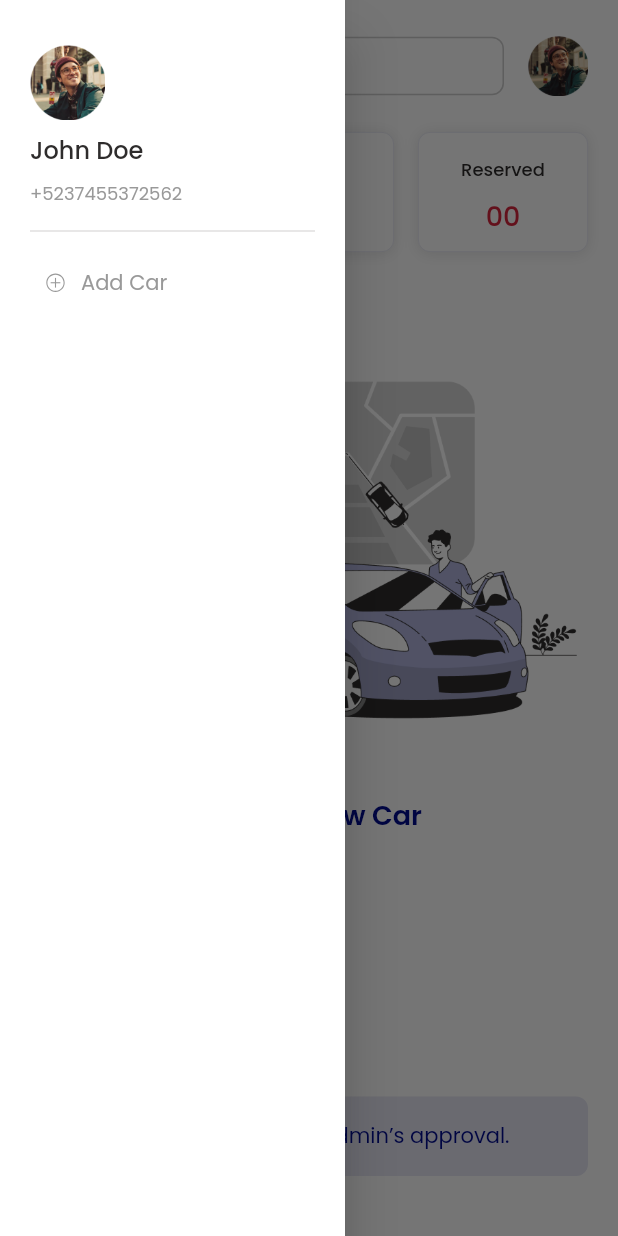
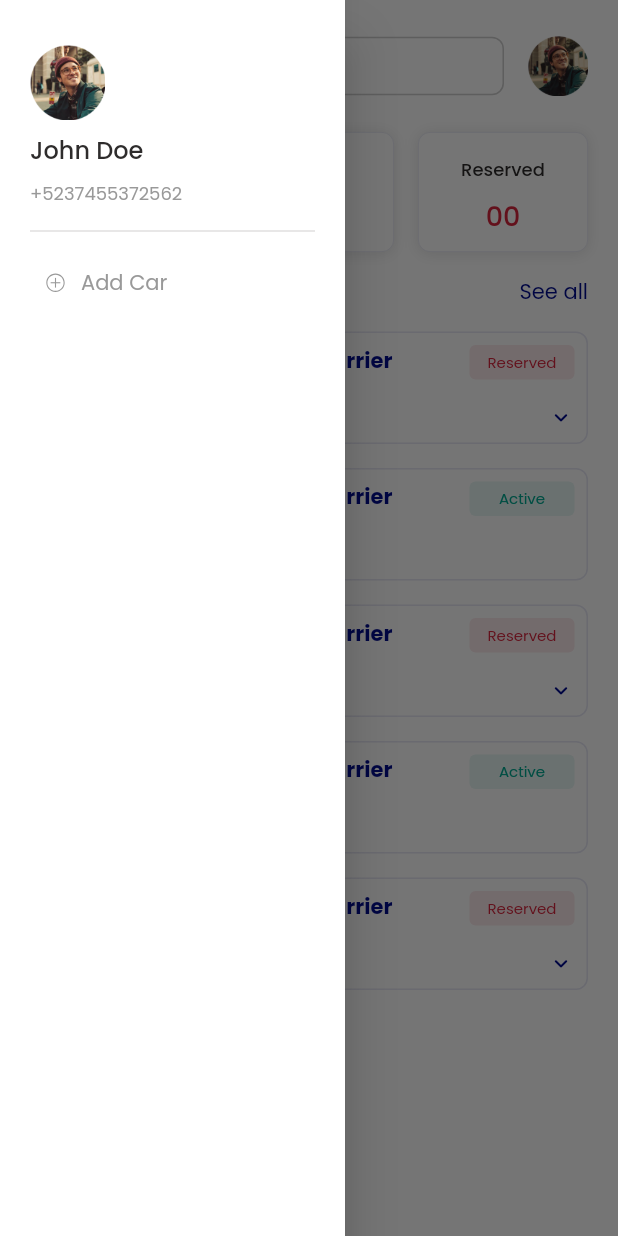
Before and after one commit to bdCalling-Sdt-hub/Renti-Host, a Flutter app: the HomeScreen screen opened by its route, with the side drawer open, on a phone screen of 412 x 824 dp. Run offline on Flutter 3.47's test engine with Material 2 defaults, Android fonts, the phone set to English and light mode, and no system bars; our stand-ins replace dotted_border, flutter_svg, get, google_fonts, intl_phone_field, pin_code_fields and 1 more.

Commit message:
fix Home Car List

```diff
--- a/lib/utils/app_images.dart
+++ b/lib/utils/app_images.dart
@@ -7,5 +7,6 @@ class AppImages {
   static const String flagImage = "$basePath/flag_image.svg";
   static const String adminApprovalImage = "$basePath/admin_approval_image.png";
   static const String profileImage = "$basePath/profile_image.png";
+  static const String blueCar = "$basePath/blue_car.png";
 
 }
--- a/lib/utils/app_static_strings.dart
+++ b/lib/utils/app_static_strings.dart
@@ -114,4 +114,16 @@ class AppStaticStrings {
   static const String support = "Support";
   static const String aboutUs = "About Us";
   static const String logOut = "Log Out";
+
+  //Home Screen All Car List Strings
+  static const String carsList = "Cars List";
+  static const String perDay = "/day";
+  static const String start = "Start: ";
+  static const String end = "End: ";
+  static const String seeAll = "See all";
+
+  //logOut pop up Strings
+  static const String alertMessage = "You sure want to log out";
+  static const String yes = "Yes";
+  static const String no = "No";
 }
--- a/lib/view/screens/ home/home_screen.dart
+++ b/lib/view/screens/ home/home_screen.dart
@@ -3,12 +3,12 @@ import 'package:flutter/material.dart';
 import 'package:get/get.dart';
 import 'package:renti_host/core/route/app_route.dart';
 import 'package:renti_host/utils/app_colors.dart';
-import 'package:renti_host/utils/app_icons.dart';
 import 'package:renti_host/utils/app_images.dart';
 import 'package:renti_host/utils/app_static_strings.dart';
-import 'package:renti_host/view/screens/%20home/inner_widgets/custom_drawer.dart';
+import 'package:renti_host/view/screens/%20home/inner_widgets/home_car_list.dart';
 import 'package:renti_host/view/screens/%20home/inner_widgets/home_top_section.dart';
 import 'package:renti_host/view/widgets/appbar/custom_appbar.dart';
+import 'package:renti_host/view/widgets/drawer/custom_drawer.dart';
 import 'package:renti_host/view/widgets/image/custom_image.dart';
 import 'package:renti_host/view/widgets/text/custom_text.dart';
 
@@ -42,7 +42,8 @@ class _PendingApprovalScreenState extends State<HomeScreen> {
         backgroundColor: AppColors.whiteLight,
         key: scaffoldKey,
         floatingActionButtonLocation: FloatingActionButtonLocation.centerFloat,
-        floatingActionButton: Container(
+        //This is a message for Admin Approval....
+        /*floatingActionButton: Container(
           margin: const EdgeInsets.symmetric(horizontal: 20, vertical: 24),
           padding: const EdgeInsets.symmetric(vertical: 16, horizontal: 16),
           width: MediaQuery.of(context).size.width,
@@ -64,7 +65,7 @@ class _PendingApprovalScreenState extends State<HomeScreen> {
               ],
             ),
           ),
-        ),
+        )*/
         drawer: const CustomDrawer(),
         appBar: CustomAppBar(
           appBarContent: Row(
@@ -112,15 +113,15 @@ class _PendingApprovalScreenState extends State<HomeScreen> {
         ),
         body: LayoutBuilder(
           builder: (BuildContext context, BoxConstraints constraints) {
-            return SingleChildScrollView(
-              physics: const BouncingScrollPhysics(),
-              padding: const EdgeInsets.symmetric(horizontal: 20, vertical: 24),
+            return const SingleChildScrollView(
+              physics: BouncingScrollPhysics(),
+              padding: EdgeInsets.symmetric(horizontal: 20, vertical: 24),
               child: Column(
                 crossAxisAlignment: CrossAxisAlignment.center,
                 mainAxisAlignment: MainAxisAlignment.center,
                 children: [
-                  const HomeTopSection(),
-                  const SizedBox(height: 80),
+                  HomeTopSection(),
+                 /* const SizedBox(height: 80),
                   const CustomImage(
                       imageSrc: AppImages.adminApprovalImage,
                       imageType: ImageType.png),
@@ -147,7 +148,9 @@ class _PendingApprovalScreenState extends State<HomeScreen> {
                         ),
                       ],
                     ),
-                  ),
+                  ),*/
+
+                  HomeCarList()
                 ],
               ),
             );
--- a/lib/view/screens/ home/inner_widgets/home_car_list.dart
+++ b/lib/view/screens/ home/inner_widgets/home_car_list.dart
@@ -1,7 +1,11 @@
 import 'package:flutter/material.dart';
+import 'package:renti_host/utils/app_colors.dart';
+import 'package:renti_host/utils/app_images.dart';
+import 'package:renti_host/utils/app_static_strings.dart';
 import 'package:renti_host/view/screens/income_page/renti_free/inner_widget/start_end_date.dart';
+import 'package:renti_host/view/widgets/text/custom_text.dart';
+
 class HomeCarList extends StatefulWidget {
-
   const HomeCarList({super.key});
 
   @override
@@ -9,49 +13,39 @@ class HomeCarList extends StatefulWidget {
 }
 
 class _HomeCarListState extends State<HomeCarList> {
-
   bool isClicked = false;
   int selectedIndex = -1;
 
-  List<Map<String , String>> dataList = [
-
+  List<Map<String, String>> dataList = [
     {
-      "image": "assets/images/black_car.png",
-      "carModel" : "Toyota Harrier",
-      "price": "\$100/day",
-      "status" : "Reserved",
-
-
-    },
-
-    {
-      "image": "assets/images/black_car.png",
-      "carModel" : "Toyota Harrier",
-      "price": "\$100/day",
-      "status" : "Active",
-
+      "image": AppImages.blueCar,
+      "carModel": "Toyota Harrier",
+      "price": "\$100",
+      "status": "Reserved",
     },
     {
-      "image": "assets/images/black_car.png",
-      "carModel" : "Toyota Harrier",
-      "price": "\$100/day",
-      "status" : "Reserved",
-
+      "image": AppImages.blueCar,
+      "carModel": "Toyota Harrier",
+      "price": "\$100",
+      "status": "Active",
     },
     {
-      "image": "assets/images/black_car.png",
-      "carModel" : "Toyota Harrier",
-      "price": "\$100/day",
-      "status" : "Active",
-
+      "image": AppImages.blueCar,
+      "carModel": "Toyota Harrier",
+      "price": "\$100",
+      "status": "Reserved",
     },
     {
-
-      "image": "assets/images/black_car.png",
-      "carModel" : "Toyota Harrier",
-      "price": "\$100/day",
-      "status" : "Reserved",
-
+      "image": AppImages.blueCar,
+      "carModel": "Toyota Harrier",
+      "price": "\$100",
+      "status": "Active",
+    },
+    {
+      "image": AppImages.blueCar,
+      "carModel": "Toyota Harrier",
+      "price": "\$100",
+      "status": "Reserved",
     },
   ];
 
@@ -59,79 +53,139 @@ class _HomeCarListState extends State<HomeCarList> {
   Widget build(BuildContext context) {
     return Column(
       children: [
-        const SizedBox(height: 0,),
+        const SizedBox(height: 16),
+        const Row(
+          mainAxisAlignment: MainAxisAlignment.spaceBetween,
+          crossAxisAlignment: CrossAxisAlignment.center,
+          children: [
+            CustomText(text: AppStaticStrings.carsList, fontWeight: FontWeight.w600),
+            CustomText(text: AppStaticStrings.seeAll, color: AppColors.blueNormal),
+          ],
+        ),
         Column(
-          children: List.generate(dataList.length, (index) {
+          children: List.generate(
+            dataList.length,
+            (index) {
               return Column(
                 children: [
                   Container(
                     margin: const EdgeInsets.only(top: 16.0),
                     decoration: BoxDecoration(
                       borderRadius: BorderRadius.circular(8),
-                      border: Border.all(color: const Color(0xffE6E7F4),width: 1)
                     ),
                     child: Row(
                       children: [
                         Image.asset(
                           dataList[index]["image"] ?? "",
-                          height: 69,
-                          width: 139
+                          fit: BoxFit.fill,
+                          height: 70,
+                          width: 130,
                         ),
                         Expanded(
-                        flex: 1,
-                        child: Padding(
-                          padding: const EdgeInsetsDirectional.symmetric(vertical: 8, horizontal: 8),
+                          child: Container(
+                            padding: const EdgeInsetsDirectional.symmetric(
+                                vertical: 8, horizontal: 8),
+                            decoration: const BoxDecoration(
+                              borderRadius: BorderRadius.only(
+                                topRight: Radius.circular(8),
+                                bottomRight: Radius.circular(8),
+                              ),
+                              border: Border(
+                                  top: BorderSide(
+                                    color: AppColors.blueLight,
+                                    width: 1.0,
+                                    style: BorderStyle.solid,
+                                  ),
+                                  bottom: BorderSide(
+                                      color: AppColors.blueLight,
+                                      width: 1.0,
+                                      style: BorderStyle.solid),
+                                  right: BorderSide(
+                                      color: AppColors.blueLight,
+                                      width: 1.0,
+                                      style: BorderStyle.solid),
+                                  left: BorderSide.none),
+                            ),
                             child: Column(
+                              crossAxisAlignment: CrossAxisAlignment.start,
                               children: [
                                 Row(
                                   mainAxisAlignment: MainAxisAlignment.spaceBetween,
+                                  crossAxisAlignment: CrossAxisAlignment.start,
                                   children: [
-                                  const Text(
-                                      "Toyota Harrier",
-                                       style: TextStyle(color: Color(0xff000B90),fontSize: 14,fontWeight: FontWeight.w700)
+                                    Expanded(
+                                      child: CustomText(
+                                          text: dataList[index]["carModel"].toString(),
+                                          maxLines: 1,
+                                          fontWeight: FontWeight.w700,
+                                          color: AppColors.blueNormal,
+                                          textAlign: TextAlign.start,
+                                          right: 10),
                                     ),
-                                  dataList[index]["status"]=="Reserved"?
-                                  Container(
-                                    width: 71,
+                                    dataList[index]["status"] == "Reserved"
+                                        ? Container(
+                                            width: 70,
                                             alignment: Alignment.center,
                                             padding: const EdgeInsetsDirectional.symmetric(vertical: 4, horizontal: 12),
                                             decoration: BoxDecoration(
-                                      color: const Color(0xffFBE9EC),
+                                              color: AppColors.redLight,
                                               borderRadius: BorderRadius.circular(4),
                                             ),
-                                    child: const Text("Reserved", textAlign: TextAlign.center, style: TextStyle(color: Color(0xffD7263D),fontSize: 10 ,fontWeight:FontWeight.w400 ),),
-                                  ):
-                                  Container(
-                                    width: 71,
+                                            child: const CustomText(
+                                                text: AppStaticStrings.reserved,
+                                                fontSize: 10,
+                                                color: AppColors.redNormal),)
+                                        : Container(
+                                            width: 70,
                                             alignment: Alignment.center,
                                             padding: const EdgeInsetsDirectional.symmetric(vertical: 4, horizontal: 12),
                                             decoration: BoxDecoration(
-                                      color: const Color(0xffE6F6F4),
+                                              color: AppColors.greenLight,
                                               borderRadius: BorderRadius.circular(4),
                                             ),
-                                    child: const Text("Active", textAlign: TextAlign.center,style: TextStyle(color: Color(0xff00A991),fontSize: 10 ,fontWeight:FontWeight.w400 ),),
+                                            child: const CustomText(
+                                              text: AppStaticStrings.active,
+                                              fontSize: 10,
+                                              color: AppColors.greenNormal,
+                                            ),
                                     ),
                                   ],
                                 ),
                                 const SizedBox(height: 16),
                                 Row(
-                                 mainAxisAlignment: MainAxisAlignment.spaceBetween,
+                                  mainAxisAlignment:
+                                      MainAxisAlignment.spaceBetween,
                                   children: [
-                                   const Text("\$ 100/day",style: TextStyle(color: Color(0xff595959),fontSize: 12,fontWeight: FontWeight.w500),),
-
-                                      dataList[index]["status"] == "Reserved"? GestureDetector(
+                                    Row(
+                                      children: [
+                                        CustomText(
+                                            text: dataList[index]["price"].toString(),
+                                            fontSize: 12,
+                                            fontWeight: FontWeight.w500,
+                                            color: AppColors.whiteDarker),
+                                        const CustomText(
+                                            text: AppStaticStrings.perDay,
+                                            fontSize: 12,
+                                            fontWeight: FontWeight.w500,
+                                            color: AppColors.whiteDarker),
+                                      ],
+                                    ),
+                                    dataList[index]["status"] == "Reserved"
+                                        ? GestureDetector(
                                             onTap: () {
                                               changeIndex(index);
                                             },
                                             child: Icon(
-                                         isClicked ? Icons.keyboard_arrow_up_rounded : Icons.keyboard_arrow_down_rounded,
-                                         color:  const Color(0xff2E2C2C),
+                                                isClicked
+                                                    ? Icons.keyboard_arrow_up_rounded
+                                                    : Icons.keyboard_arrow_down_rounded,
+                                                color: AppColors.blueNormal,
                                                 size: 18,
-                                         weight: 10
+                                                weight: 10),
                                           )
-                                      ) : const SizedBox()
+                                        : const SizedBox()
                                   ],
-                               )
+                                ),
                               ],
                             ),
                           ),
@@ -139,15 +193,15 @@ class _HomeCarListState extends State<HomeCarList> {
                       ],
                     ),
                   ),
-                dataList[index]["status"] == "Reserved" && index == selectedIndex ?  StartEndDate() : const SizedBox()
+                  dataList[index]["status"] == "Reserved" && index == selectedIndex
+                      ? StartEndDate()
+                      : const SizedBox()
                 ],
               );
-          }
+            },
           ),
         ),
-
       ],
-
     );
   }
 
@@ -155,8 +209,6 @@ class _HomeCarListState extends State<HomeCarList> {
     setState(() {
       selectedIndex = index;
       isClicked = !isClicked;
-
     });
   }
-
 }
--- a/lib/view/widgets/container/custon_container.dart
+++ b/lib/view/widgets/container/custon_container.dart
@@ -11,6 +11,8 @@ class CustomContainer extends StatelessWidget {
         this.radiusTopLeft = 16,
         this.radiusTopRight = 16,
         this.width = double.infinity,
+        this.radiusBottomLeft = 0,
+        this.radiusBottomRight = 0,
         required this.child});
 
   final double radiusTopLeft;
@@ -21,6 +23,8 @@ class CustomContainer extends StatelessWidget {
   final double? height;
   final Widget child;
   final double marginTop;
+  final double radiusBottomLeft;
+  final double radiusBottomRight;
 
   @override
   Widget build(BuildContext context) {
@@ -35,6 +39,8 @@ class CustomContainer extends StatelessWidget {
         borderRadius: BorderRadius.only(
           topLeft: Radius.circular(radiusTopLeft),
           topRight: Radius.circular(radiusTopRight),
+          bottomLeft: Radius.circular(radiusBottomLeft),
+          bottomRight: Radius.circular(radiusBottomRight),
         ),
       ),
       child: child,
--- a/lib/view/screens/ home/inner_widgets/custom_drawer.dart
+++ b/lib/view/widgets/drawer/custom_drawer.dart
@@ -42,8 +42,8 @@ class _CustomDrawerState extends State<CustomDrawer> {
               padding: const EdgeInsets.all(8),
               margin: const EdgeInsets.only(top: 8),
               decoration: BoxDecoration(
-                color: AppColors.whiteLight,
-                borderRadius: BorderRadius.circular(4)
+                  color: AppColors.whiteLight,
+                  borderRadius: BorderRadius.circular(4)
               ),
               child: const Row(
                 children: [
```
Also changed, not shown: lib/view/screens/ home/inner_widgets/alert_box.dart (deleted, +0 -89 lines), lib/view/screens/ home/inner_widgets/see_all_row.dart (deleted, +0 -19 lines), lib/view/screens/ home/inner_widgets/start_end_date.dart (+38 -32 lines), lib/view/widgets/popups/log_out_popup.dart (added, +62 -0 lines), assets/images/blue_car.png (added). Lines whose indentation alone changed are shown as unchanged.
